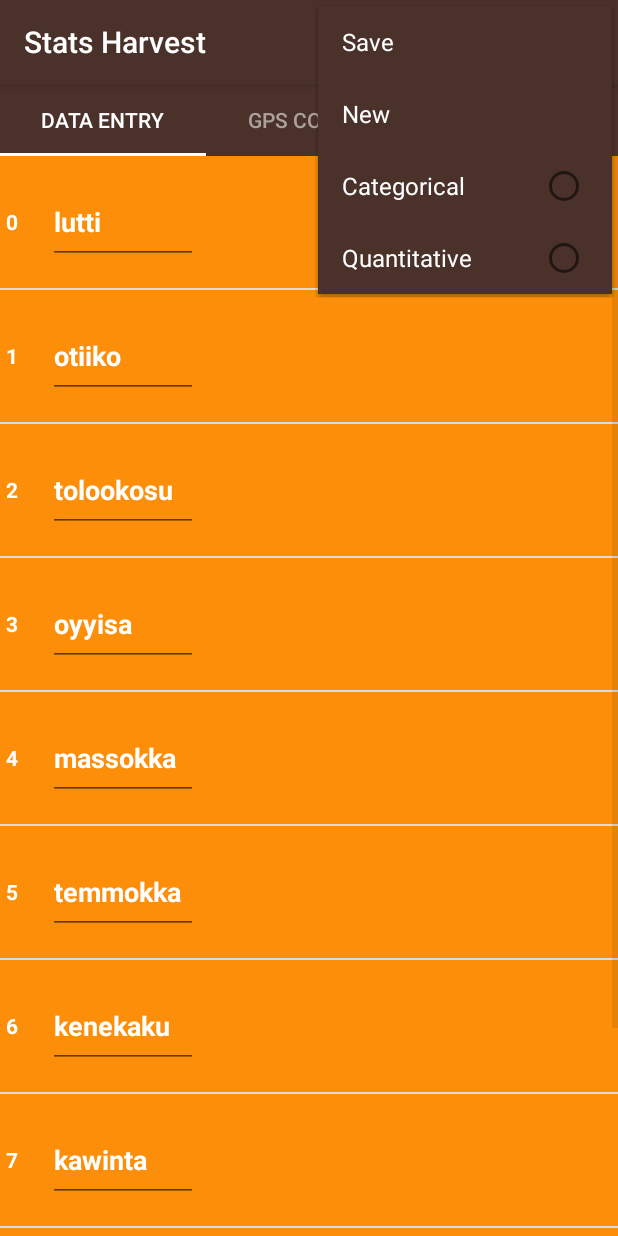
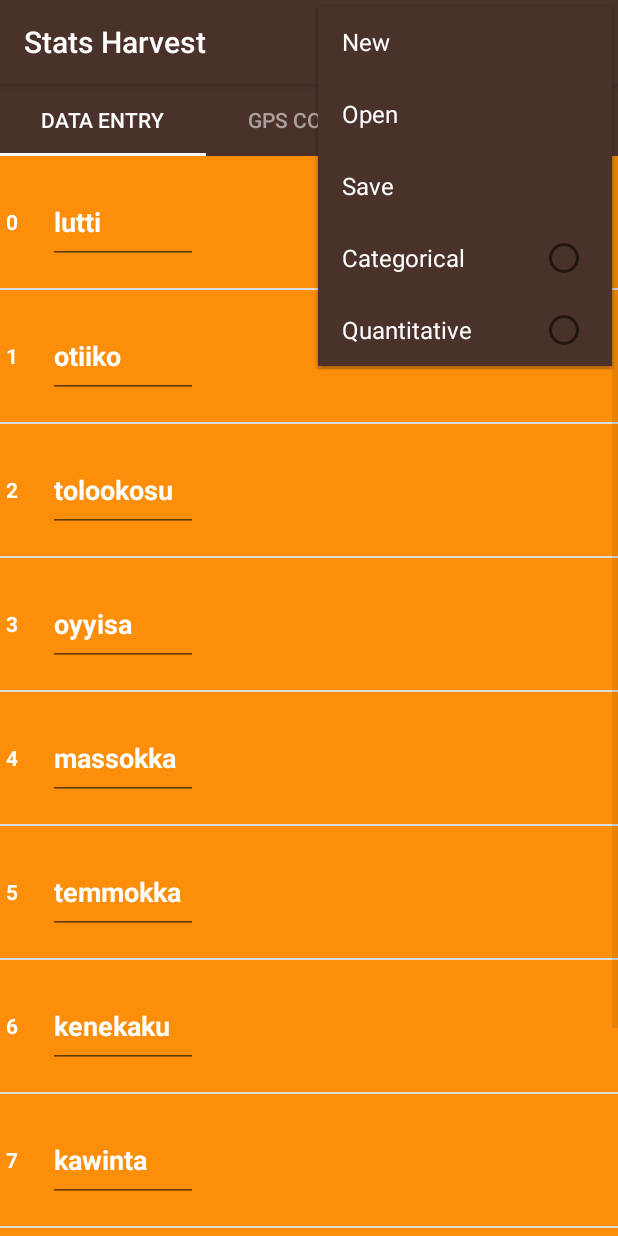
Before and after one commit to jhancock1975/StatsHarvest, an Android app: the screen it shows after launch (MainActivity), with the options menu open, on a phone screen of 412 x 824 dp. Run offline under Robolectric (Android 15) with nearby library versions, the light colour scheme and no system bars; 2 statements that could not run were skipped.

Commit message:
working on menu

```diff
--- a/app/src/main/res/layout/list_item.xml
+++ b/app/src/main/res/layout/list_item.xml
@@ -7,7 +7,7 @@
 
     <TextView
         android:id="@+id/row_number"
-        style="@style/RowNumberStyle"/>
+        style="@style/RowNumberStyle" />
 
     <RelativeLayout
         android:id="@+id/text_wrapper"
@@ -27,17 +27,18 @@
                 android:id="@+id/miwok"
                 style="@style/CategoryStyle"
                 android:layout_width="100sp"
-                android:singleLine="true"
                 android:layout_height="0dp"
                 android:layout_gravity="bottom"
-                android:layout_weight="1" />
+                android:layout_weight="1"
+                android:singleLine="true" />
 
 
         </LinearLayout>
+
         <View
             android:layout_width="match_parent"
             android:layout_height="match_parent"
-            android:background="?android:attr/selectableItemBackground"/>
+            android:background="?android:attr/selectableItemBackground" />
 
     </RelativeLayout>
 </LinearLayout>
--- a/app/src/main/res/menu/menu_action_bar.xml
+++ b/app/src/main/res/menu/menu_action_bar.xml
@@ -13,15 +13,18 @@
         android:id="@+id/file_actions"
         android:title="@string/menu_file_actions_title"
         app:showAsAction="never">
+        <item
+            android:id="@+id/action_new"
+            android:title="@string/menu_new_file_text"
+            app:showAsAction="never" />
 
+        <item
+            android:id="@+id/action_open"
+            android:title="@string/menu_file_open_title"
+            app:showAsAction="never" />
         <item
             android:id="@+id/action_save"
             android:title="@string/menu_save_text"
-            app:showAsAction="never" />
-
-        <item
-            android:id="@+id/action_new"
-            android:title="@string/menu_new_file_text"
             app:showAsAction="never" />
     </group>
 
--- a/app/src/main/res/values/strings.xml
+++ b/app/src/main/res/values/strings.xml
@@ -45,5 +45,6 @@
     <string name="log_saving">Log Saving</string>
     <string name="rolling_log">Rolling Log</string>
     <string name="stop_when_full">Stop When Full</string>
+    <string name="menu_file_open_title">Open</string>
 
 </resources>
```
Also changed, not shown: app/src/main/java/com/kewlala/statsharvest/FileManager.java (added, +31 -0 lines), app/src/main/java/com/kewlala/statsharvest/MainActivity.java (+35 -0 lines).
